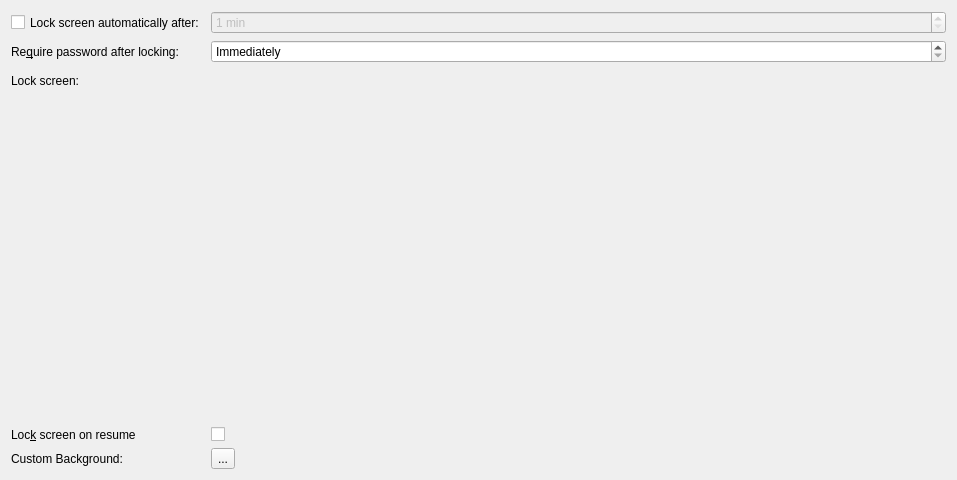
Old version of the form kcm/kcm.ui in the repository KDE/kscreenlocker.
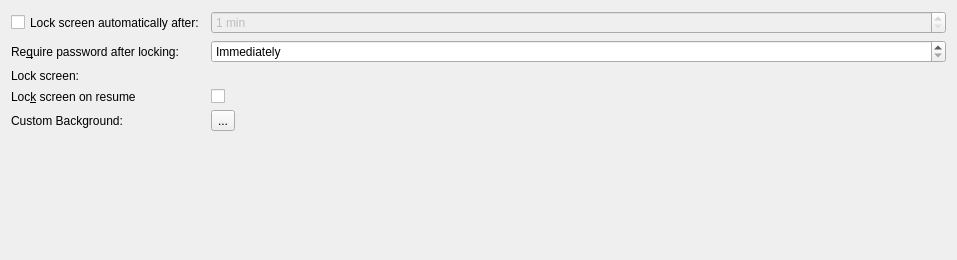
New version of the form. Custom widgets are drawn as their Qt base class.

The edit to the form file:
```diff
--- a/kcm/kcm.ui
+++ b/kcm/kcm.ui
@@ -7,7 +7,7 @@
     <x>0</x>
     <y>0</y>
     <width>957</width>
-    <height>480</height>
+    <height>260</height>
    </rect>
   </property>
   <property name="sizePolicy">
@@ -138,6 +138,19 @@
      </property>
     </widget>
    </item>
+   <item row="7" column="1">
+    <spacer name="verticalSpacer">
+     <property name="orientation">
+      <enum>Qt::Vertical</enum>
+     </property>
+     <property name="sizeHint" stdset="0">
+      <size>
+       <width>20</width>
+       <height>40</height>
+      </size>
+     </property>
+    </spacer>
+   </item>
   </layout>
  </widget>
  <customwidgets>
```
Left out of the diff: 2 changed lines with no effect on the pictures.
